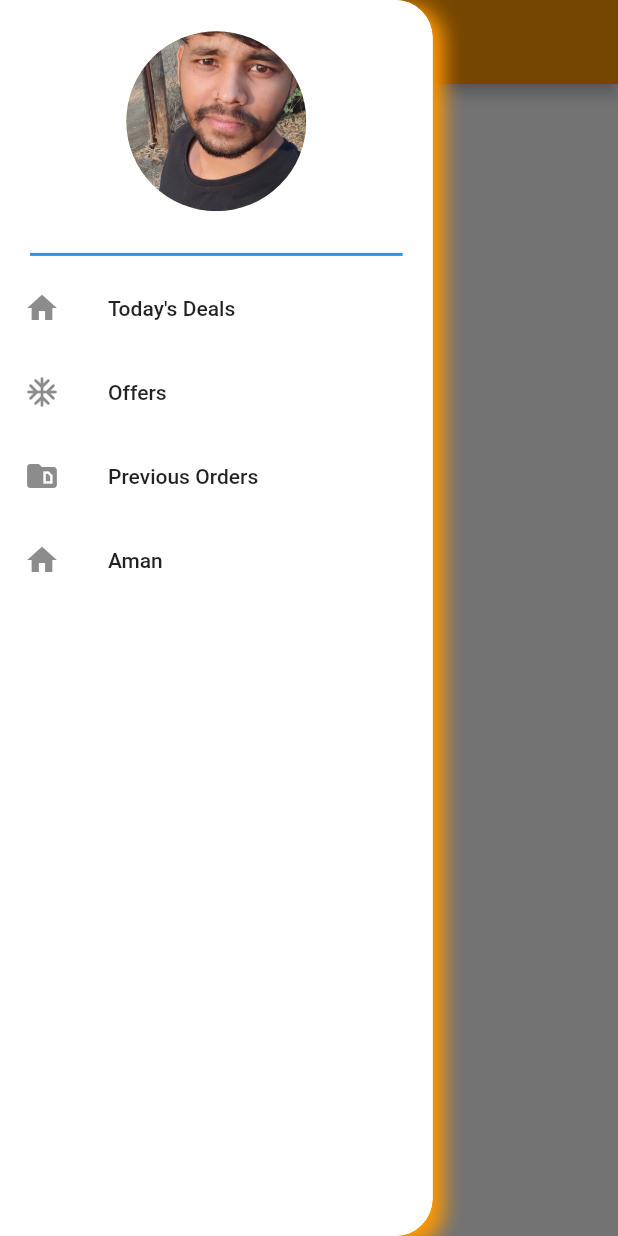
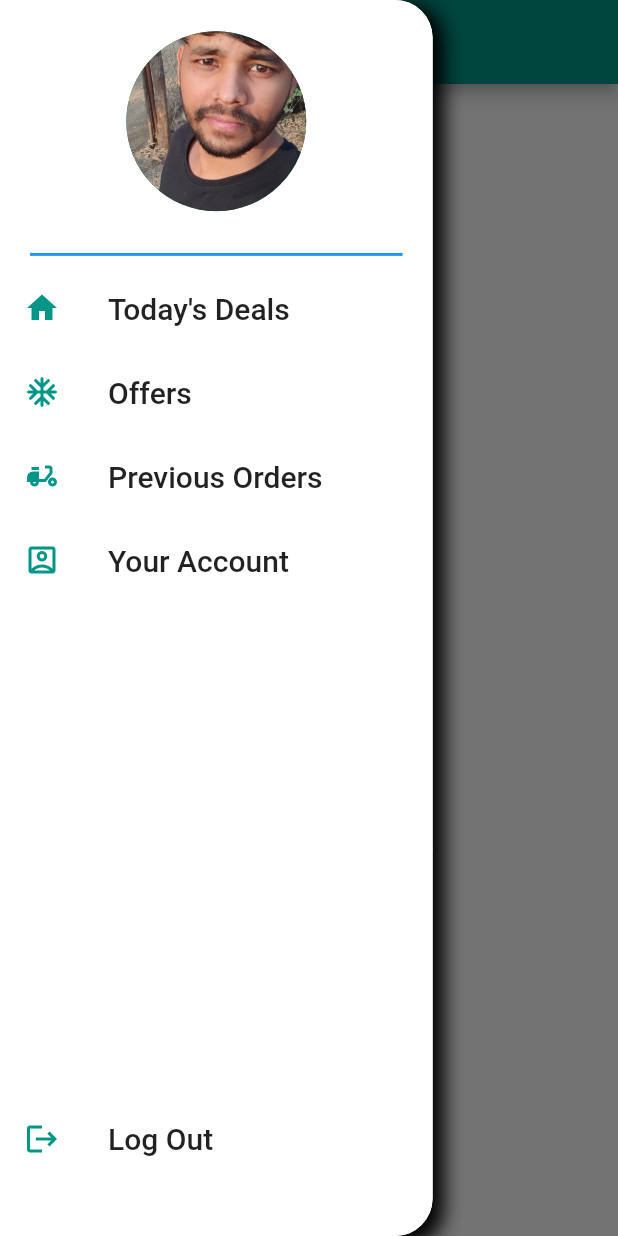
Before and after one commit to amanverma685/Project_Helios, a Flutter app: the HomeScreen screen opened directly, with the side drawer open, on a phone screen of 412 x 824 dp. Run offline on Flutter 3.47's test engine with Material 2 defaults, Android fonts, the phone set to English and light mode, and no system bars.

Commit message:
Added New Screens

```diff
--- a/lib/Screens/HomeScreen/HomeScreen.dart
+++ b/lib/Screens/HomeScreen/HomeScreen.dart
@@ -1,4 +1,6 @@
 import 'package:flutter/material.dart';
+import 'package:helios/Screens/TodaysDealsScreen/TodaysDeals.dart';
+import 'package:helios/Widgets/SideBarDrawer.dart';
 
 class HomeScreen extends StatefulWidget {
   const HomeScreen({Key? key}) : super(key: key);
@@ -8,86 +10,30 @@ class HomeScreen extends StatefulWidget {
 }
 
 class _HomeScreenState extends State<HomeScreen> {
+  int selectedIndex = 3;
   @override
   Widget build(BuildContext context) {
     return SafeArea(
-        child: Scaffold(
-      drawer: Container(
-        width: MediaQuery.of(context).size.width * 0.7,
-        decoration: BoxDecoration(
-          boxShadow: [
-            BoxShadow(
-              color: Colors.orange,
-              offset: Offset(
-                5.0,
-                5.0,
-              ),
-              blurRadius: 10.0,
-              spreadRadius: 2.0,
-            ), //BoxShadow
-            BoxShadow(
-              color: Colors.white,
-              offset: Offset(0.0, 0.0),
-              blurRadius: 0.0,
-              spreadRadius: 0.0,
-            ), //BoxShadow
-          ],
-          color: Colors.white,
-          borderRadius: BorderRadius.only(
-            topRight: Radius.circular(25),
-            bottomRight: Radius.circular(25),
-          ),
-        ),
-        child: Column(
-          children: [
-            Expanded(
-              flex: 1,
-              child: Center(
-                child: CircleAvatar(
-                  foregroundImage: AssetImage("assets/images/profile.jpg"),
-                  maxRadius: 60,
-                  minRadius: 40,
-                ),
-              ),
-            ),
-            Divider(
-              endIndent: 20,
-              color: Colors.blue,
-              indent: 20,
-              thickness: 2,
-            ),
-            Expanded(
-              flex: 4,
-              child: Column(
-                crossAxisAlignment: CrossAxisAlignment.stretch,
-                children: [
-                  ListTile(
-                    title: Text("Today's Deals"),
-                    onTap: () {},
-                    leading: Icon(Icons.home),
-                  ),
-                  ListTile(
-                    title: Text("Offers"),
-                    onTap: () {},
-                    leading: Icon(Icons.ac_unit_rounded),
-                  ),
-                  ListTile(
-                    title: Text("Previous Orders"),
-                    onTap: () {},
-                    leading: Icon(Icons.snippet_folder),
-                  ),
-                  ListTile(
-                    title: Text("Aman"),
-                    onTap: () {},
-                    leading: Icon(Icons.home),
-                  ),
-                ],
-              ),
-            ),
-          ],
+      child: Scaffold(
+        drawer: SideBarDrawer(),
+        appBar: AppBar(),
+        body: Builder(
+          builder: (context) {
+            if (selectedIndex == 0) {
+              return TodaysDeals();
+            } else if (selectedIndex == 1) {
+              return Center(child: Text("Selected Index is 1"));
+            }
+            if (selectedIndex == 2) {
+              return Center(child: Text("Selected Index is 2"));
+            }
+            if (selectedIndex == 3) {
+              return Center(child: Center(child: Text("Selected Index is 3")));
+            } else
+              return Container();
+          },
         ),
       ),
-      appBar: AppBar(),
-    ));
+    );
   }
 }
--- /dev/null
+++ b/lib/Screens/OffersScreen/OffersScreen.dart
@@ -0,0 +1,15 @@
+import 'package:flutter/material.dart';
+
+class OffersScreen extends StatefulWidget {
+  const OffersScreen({Key? key}) : super(key: key);
+
+  @override
+  _OffersScreenState createState() => _OffersScreenState();
+}
+
+class _OffersScreenState extends State<OffersScreen> {
+  @override
+  Widget build(BuildContext context) {
+    return Container();
+  }
+}
--- /dev/null
+++ b/lib/Screens/TodaysDealsScreen/TodaysDeals.dart
@@ -0,0 +1,15 @@
+import 'package:flutter/material.dart';
+
+class TodaysDeals extends StatefulWidget {
+  const TodaysDeals({Key? key}) : super(key: key);
+
+  @override
+  _TodaysDealsState createState() => _TodaysDealsState();
+}
+
+class _TodaysDealsState extends State<TodaysDeals> {
+  @override
+  Widget build(BuildContext context) {
+    return Container();
+  }
+}
--- /dev/null
+++ b/lib/Widgets/SideBarDrawer.dart
@@ -0,0 +1,121 @@
+import 'package:flutter/material.dart';
+
+class SideBarDrawer extends StatelessWidget {
+  @override
+  Widget build(BuildContext context) {
+    return Container(
+      width: MediaQuery.of(context).size.width * 0.7,
+      decoration: BoxDecoration(
+        boxShadow: [
+          BoxShadow(
+            color: Colors.black,
+            offset: Offset(
+              5.0,
+              5.0,
+            ),
+            blurRadius: 10.0,
+            spreadRadius: 2.0,
+          ), //BoxShadow
+          BoxShadow(
+            color: Colors.white,
+            offset: Offset(0.0, 0.0),
+            blurRadius: 0.0,
+            spreadRadius: 0.0,
+          ), //BoxShadow
+        ],
+        color: Colors.white,
+        borderRadius: BorderRadius.only(
+          topRight: Radius.circular(25),
+          bottomRight: Radius.circular(25),
+        ),
+      ),
+      child: Column(
+        children: [
+          Expanded(
+            flex: 1,
+            child: Center(
+              child: CircleAvatar(
+                foregroundImage: AssetImage("assets/images/profile.jpg"),
+                maxRadius: 60,
+                minRadius: 40,
+              ),
+            ),
+          ),
+          Divider(
+            endIndent: 20,
+            color: Colors.blue,
+            indent: 20,
+            thickness: 2,
+          ),
+          Expanded(
+            flex: 4,
+            child: Column(
+              crossAxisAlignment: CrossAxisAlignment.stretch,
+              children: [
+                ListTile(
+                  title: Text(
+                    "Today's Deals",
+                    style: TextStyle(fontSize: 20),
+                  ),
+                  onTap: () {},
+                  leading: Icon(
+                    Icons.home,
+                    color: Colors.teal,
+                  ),
+                ),
+                ListTile(
+                  title: Text(
+                    "Offers",
+                    style: TextStyle(fontSize: 20),
+                  ),
+                  onTap: () {},
+                  leading: Icon(
+                    Icons.ac_unit_rounded,
+                    color: Colors.teal,
+                  ),
+                ),
+                ListTile(
+                  title: Text(
+                    "Previous Orders",
+                    style: TextStyle(fontSize: 20),
+                  ),
+                  onTap: () {},
+                  leading: Icon(
+                    Icons.delivery_dining,
+                    color: Colors.teal,
+                  ),
+                ),
+                ListTile(
+                  title: Text(
+                    "Your Account",
+                    style: TextStyle(fontSize: 20),
+                  ),
+                  onTap: () {},
+                  leading: Icon(
+                    Icons.account_box_outlined,
+                    color: Colors.teal,
+                  ),
+                ),
+                Divider(
+                  height: MediaQuery.of(context).size.height * 0.4,
+                  color: Colors.white,
+                ),
+                ListTile(
+                  title: Text(
+                    "Log Out",
+                    style: TextStyle(fontSize: 20),
+                  ),
+                  onTap: () {},
+                  leading: Icon(
+                    Icons.logout,
+                    color: Colors.teal,
+                  ),
+                ),
+              ],
+            ),
+          ),
+        ],
+      ),
+    );
+  }
+}
--- a/lib/main.dart
+++ b/lib/main.dart
@@ -12,7 +12,7 @@ class MyApp extends StatelessWidget {
       debugShowCheckedModeBanner: false,
       title: 'Helios',
       theme: ThemeData(
-        primarySwatch: Colors.orange,
+        primarySwatch: Colors.teal,
       ),
       home: MyHomePage(title: 'Helios'),
     );
```
